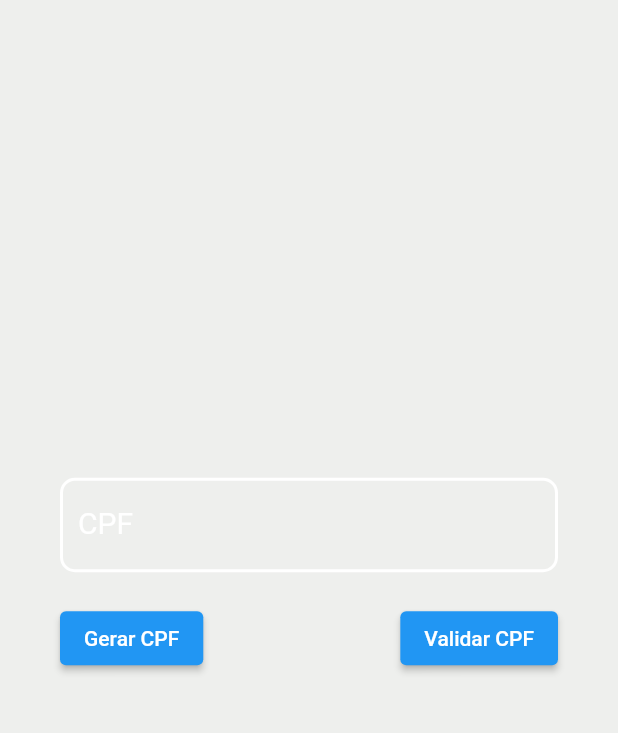
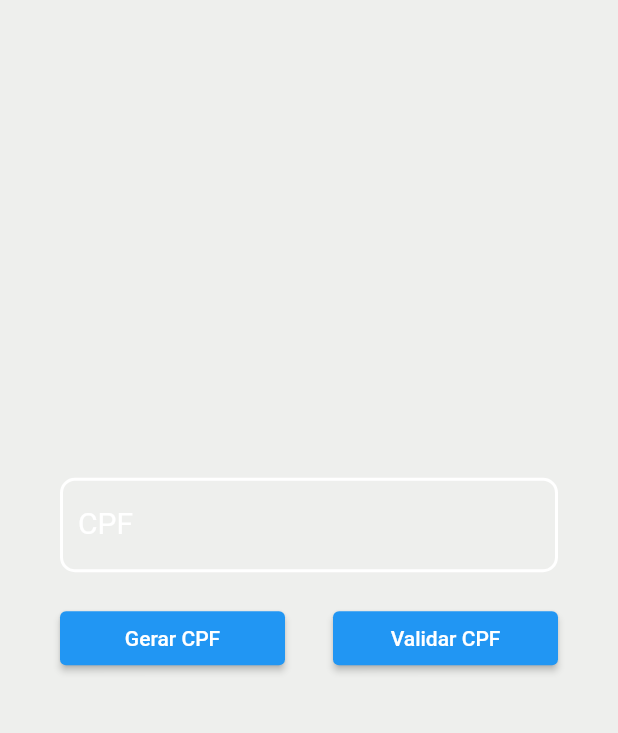
Before and after one commit to NiltonFirmino/masterclass_flutterando, a Flutter app: the CpfGeneratorValidatorPage screen opened by its route, on a phone screen of 412 x 824 dp, the part 84-817 px from its top. Run offline on Flutter 3.47's test engine with Material 2 defaults, Android fonts, the phone set to English and light mode, and no system bars; our stand-ins replace dio, flutter_svg; Roboto replaces fonts that are missing (Poppins).

Commit message:
cpf_done

```diff
--- a/lib/app/exercises/design_patterns_I/mvw/cpf_generation_validator/cpf_gen_val_page.dart
+++ b/lib/app/exercises/design_patterns_I/mvw/cpf_generation_validator/cpf_gen_val_page.dart
@@ -1,5 +1,5 @@
 import 'package:flutter/material.dart';
-import 'package:mockups_masterclass/app/exercises/design_patterns_I/mvw/cpf_generation_validator/cpf_generation_controller_validator.dart';
+import 'package:mockups_masterclass/app/exercises/design_patterns_I/mvw/cpf_generation_validator/cpf_gen_val_viewmodel.dart';
 import 'package:mockups_masterclass/core/components/appbar_widget.dart';
 
 class CpfGeneratorValidatorPage extends StatefulWidget {
@@ -36,6 +36,11 @@ class _CpfGeneratorValidatorPageState extends State<CpfGeneratorValidatorPage> {
               padding: const EdgeInsets.only(right: 40, left: 40, bottom: 20),
               child: TextFormField(
                 controller: _cpfController,
+                onChanged: (value) {setState(() {
+                  results = null;
+                });
+
+                },
                 decoration: InputDecoration(
                   focusedBorder: OutlineInputBorder(
                       borderSide: const BorderSide(
@@ -80,7 +85,9 @@ class _CpfGeneratorValidatorPageState extends State<CpfGeneratorValidatorPage> {
               padding: const EdgeInsets.only(right: 40, left: 40),
               child: Row(
                 children: [
-                  ElevatedButton(
+                  SizedBox(
+                    width:150,
+                    child: ElevatedButton(
                       onPressed: () {
                         controller.generateCpf();
                         _cpfController?.value = _cpfController!.value.copyWith(
@@ -91,16 +98,20 @@ class _CpfGeneratorValidatorPageState extends State<CpfGeneratorValidatorPage> {
                       },
                       child: const Text('Gerar CPF'),
                     ),
+                  ),
                   Expanded(
                     child: Container(),
                   ),
-                  ElevatedButton(
+                  SizedBox(
+                    width:150,
+                    child: ElevatedButton(
                       onPressed: () {
                         bool? results2 =
                             controller.validateCpf(_cpfController!.value.text);
                         results = results2;
                       },
                       child: const Text('Validar CPF'),
+                    ),
                   ),
                 ],
               ),
```
Also changed, not shown: lib/app/exercises/design_patterns_I/mvw/cpf_generation_validator/cpf_gen_val_viewmodel.dart (renamed from lib/app/exercises/design_patterns_I/mvw/cpf_generation_validator/cpf_generation_controller_validator.dart). Lines whose indentation alone changed are shown as unchanged.
